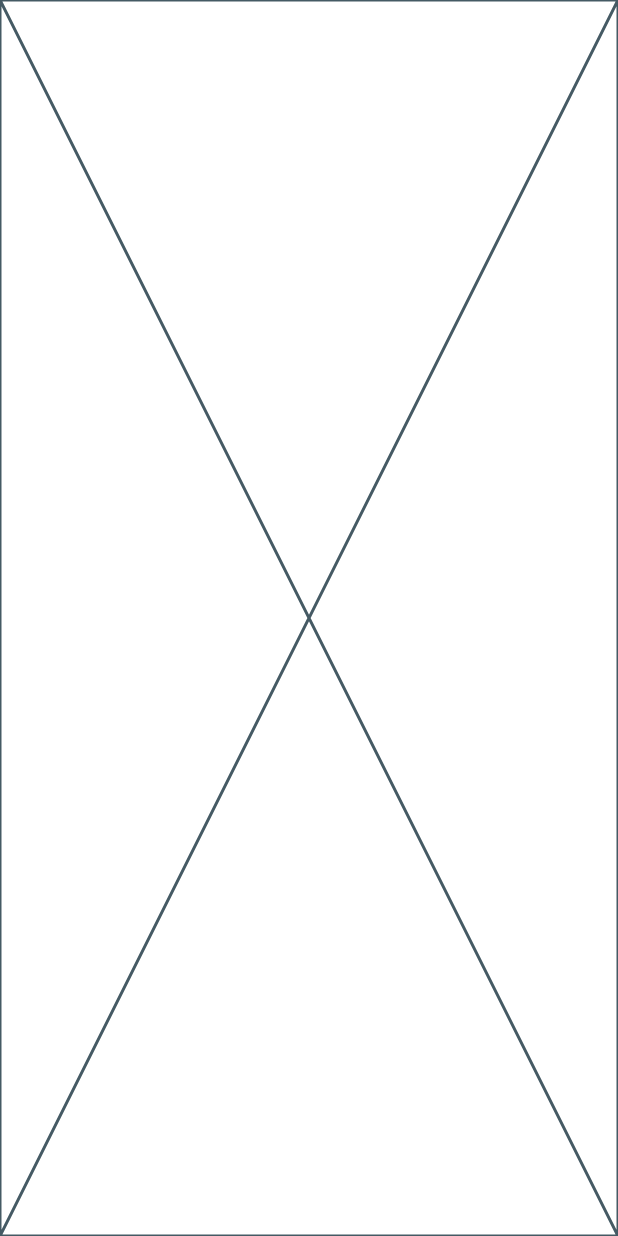
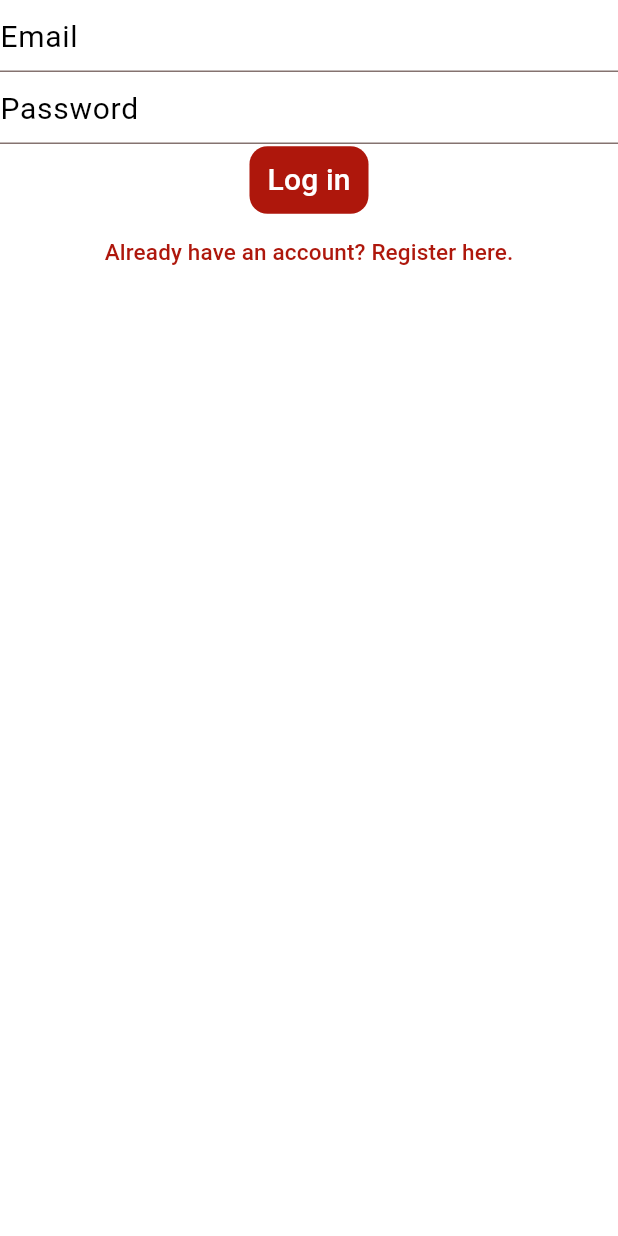
Before and after one commit to anthonycasarta/volunteerexpress, a Flutter app: the screen it shows after launch, on a phone screen of 412 x 824 dp. Run offline on Flutter 3.47's test engine with Material 3 defaults, Android fonts, the phone set to English and light mode, and no system bars.

Commit message:
begin login page

```diff
--- a/lib/main.dart
+++ b/lib/main.dart
@@ -1,4 +1,5 @@
 import 'package:flutter/material.dart';
+import 'package:volunteerexpress/pages/login_page.dart';
 import 'package:volunteerexpress/themes/colors.dart';
 
 void main() {
@@ -60,7 +61,7 @@ class MyApp extends StatelessWidget {
         colorScheme: ColorScheme.fromSeed(seedColor: primaryAccentColor),
         useMaterial3: true,
       ),
-      home: const Placeholder(),
+      home: const LoginPage(),
     );
   }
 }
--- /dev/null
+++ b/lib/pages/login_page.dart
@@ -0,0 +1,40 @@
+import 'package:flutter/material.dart';
+import 'package:volunteerexpress/custom-widgets/textbuttons/default_textbutton.dart';
+import 'package:volunteerexpress/custom-widgets/textbuttons/text_only_button.dart';
+
+class LoginPage extends StatefulWidget {
+  const LoginPage({super.key});
+
+  @override
+  State<LoginPage> createState() => _LoginPageState();
+}
+
+class _LoginPageState extends State<LoginPage> {
+  @override
+  Widget build(BuildContext context) {
+    return Scaffold(
+      body: Column(
+        children: [
+          TextFormField(
+            decoration: const InputDecoration(
+              hintText: 'Email',
+            ),
+          ),
+          TextFormField(
+            decoration: const InputDecoration(
+              hintText: 'Password',
+            ),
+          ),
+          DefaultTextButton(
+            onPressed: () {},
+            label: 'Log in',
+          ),
+          TextOnlyButton(
+            onPressed: () {},
+            label: 'Already have an account? Register here.',
+          )
+        ],
+      ),
+    );
+  }
+}
```
Also changed, not shown: lib/pages/register_page.dart (added).
